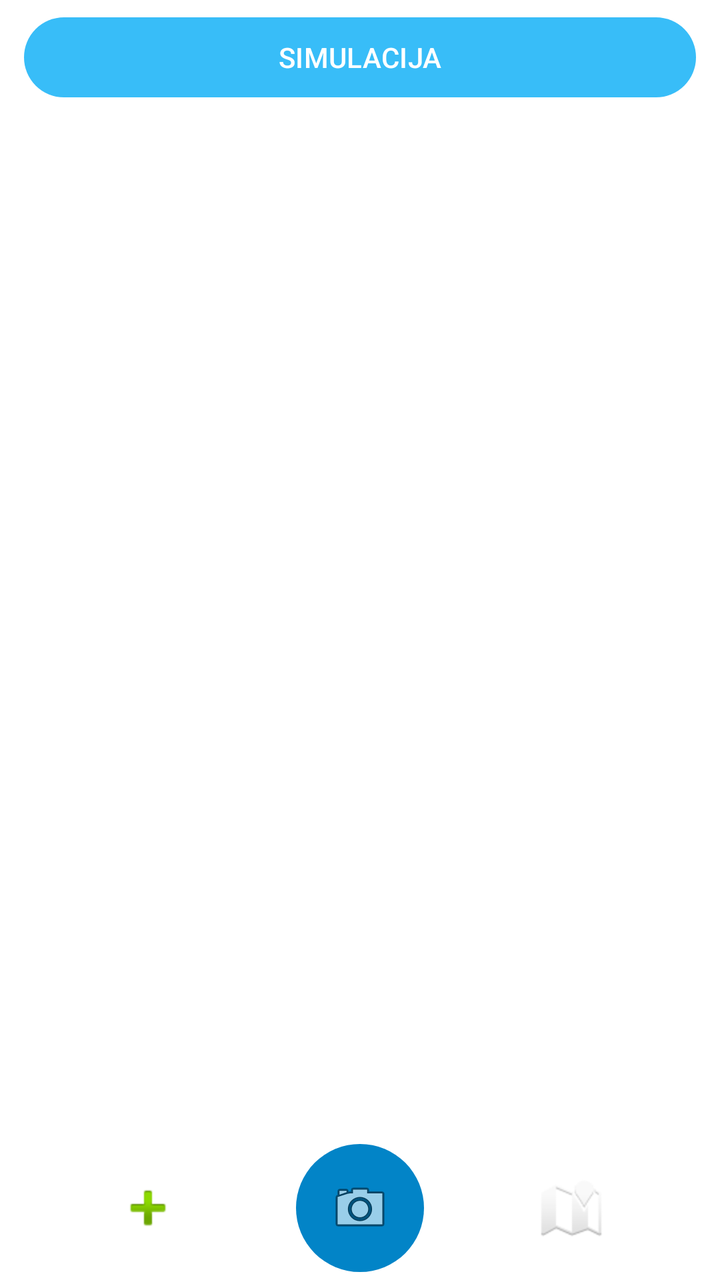
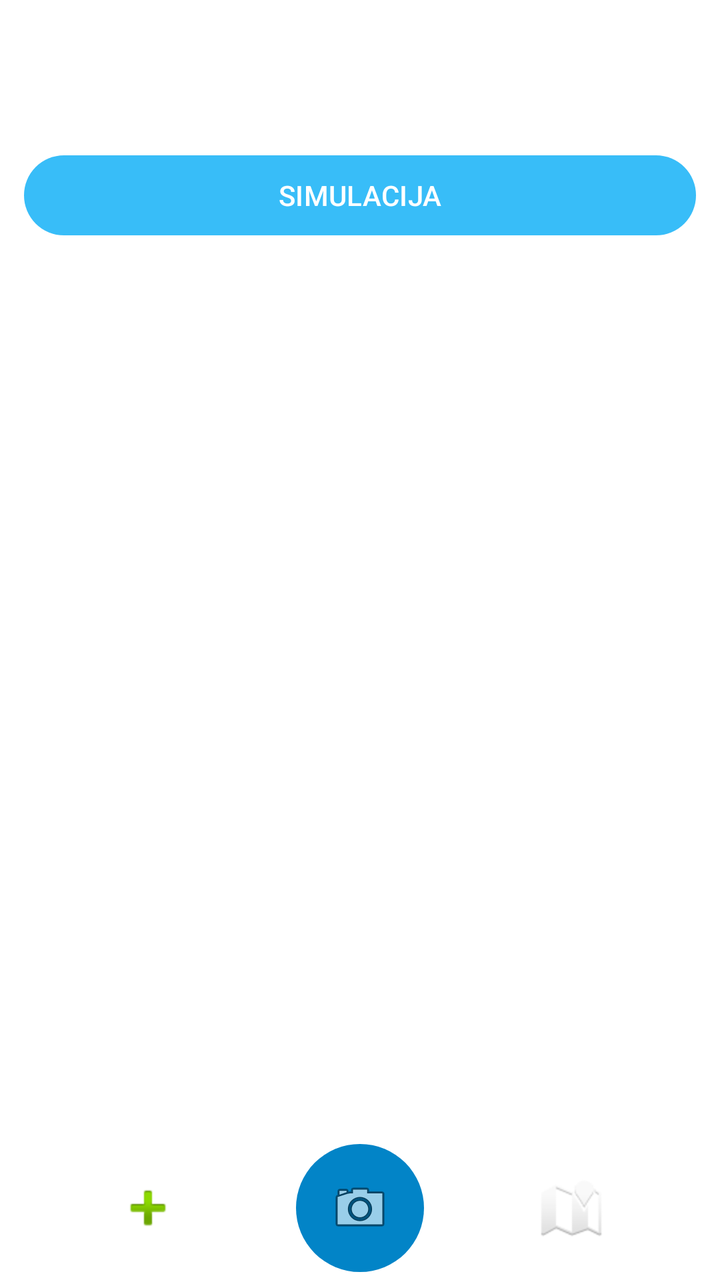

The first picture is an Android layout as it rendered before a commit; the second is the same layout after the commit. The layout source and the unified diff follow.
<!-- AndroidManifest.xml: application theme Theme.Wind -->
<!-- res/layout/activity_main.xml -->
<?xml version="1.0" encoding="utf-8"?>
<androidx.constraintlayout.widget.ConstraintLayout
    xmlns:android="http://schemas.android.com/apk/res/android"
    xmlns:app="http://schemas.android.com/apk/res-auto"
    xmlns:tools="http://schemas.android.com/tools"
    android:layout_width="match_parent"

    android:layout_height="match_parent">


    <Button
        android:id="@+id/btnGenerateEvent"
        android:layout_width="match_parent"
        android:layout_height="wrap_content"
        android:layout_margin="12dp"
        android:layout_marginTop="32dp"
        android:layout_marginBottom="16dp"
        android:text="SIMULACIJA"
        app:layout_constraintBottom_toTopOf="@+id/rvEvents"
        app:layout_constraintEnd_toEndOf="parent"
        app:layout_constraintStart_toStartOf="@+id/txtResult"
        app:layout_constraintTop_toTopOf="parent" />

    <TextView
        android:id="@+id/txtResult"
        android:layout_width="0dp"
        android:layout_height="wrap_content"
        android:layout_marginTop="24dp"
        android:padding="8dp"
        android:textSize="16sp"
        app:layout_constraintBottom_toBottomOf="@+id/btnGenerateEvent"
        app:layout_constraintEnd_toEndOf="parent"
        app:layout_constraintHorizontal_bias="0.0"
        app:layout_constraintStart_toStartOf="parent"
        app:layout_constraintTop_toTopOf="parent" />

    <include
        android:id="@+id/resultCardView"
        layout="@layout/view_result_card"
        android:layout_width="0dp"
        android:layout_height="wrap_content"
        app:layout_constraintTop_toTopOf="parent"
        app:layout_constraintBottom_toBottomOf="parent"
        app:layout_constraintStart_toStartOf="parent"
        app:layout_constraintEnd_toEndOf="parent"/>


    <androidx.recyclerview.widget.RecyclerView
        android:id="@+id/rvEvents"
        android:layout_width="0dp"
        android:layout_height="0dp"
        android:layout_marginBottom="80dp"
        app:layout_constraintBottom_toBottomOf="parent"
        app:layout_constraintEnd_toEndOf="parent"
        app:layout_constraintHorizontal_bias="0.0"
        app:layout_constraintStart_toStartOf="parent"
        app:layout_constraintTop_toBottomOf="@+id/txtResult" />

    <include
        android:id="@+id/bottomNav"
        layout="@layout/view_bottom_nav"
        android:layout_width="match_parent"
        android:layout_height="72dp"
        app:layout_constraintBottom_toBottomOf="parent"
        app:layout_constraintStart_toStartOf="parent"
        app:layout_constraintEnd_toEndOf="parent"/>


</androidx.constraintlayout.widget.ConstraintLayout>
<!-- res/layout/view_result_card.xml (included above) -->
<?xml version="1.0" encoding="utf-8"?>
<com.google.android.material.card.MaterialCardView
    xmlns:android="http://schemas.android.com/apk/res/android"
    xmlns:app="http://schemas.android.com/apk/res-auto"
    android:id="@+id/resultCard"
    android:layout_width="match_parent"
    android:layout_height="wrap_content"
    android:layout_margin="12dp"
    android:visibility="gone"
    app:cardCornerRadius="16dp"
    app:cardElevation="8dp">

    <LinearLayout
        android:layout_width="match_parent"
        android:layout_height="wrap_content"
        android:orientation="vertical"
        android:padding="16dp">

        <TextView
            android:id="@+id/txtTitle"
            android:textSize="18sp"
            android:textStyle="bold"
            android:layout_width="wrap_content"
            android:layout_height="wrap_content"/>

        <TextView
            android:id="@+id/txtBlades"
            android:layout_width="wrap_content"
            android:layout_height="wrap_content"
            android:layout_marginTop="6dp"/>

        <TextView
            android:id="@+id/txtConfidence"
            android:layout_width="wrap_content"
            android:layout_height="wrap_content"
            android:layout_marginTop="6dp"/>

    </LinearLayout>

</com.google.android.material.card.MaterialCardView>
<!-- res/layout/view_bottom_nav.xml (included above) -->
<?xml version="1.0" encoding="utf-8"?>
<androidx.constraintlayout.widget.ConstraintLayout
    xmlns:android="http://schemas.android.com/apk/res/android"
    xmlns:app="http://schemas.android.com/apk/res-auto"
    android:layout_width="match_parent"
    android:layout_height="72dp"
    android:background="@color/nav_bg">

    <ImageButton
        android:id="@+id/btnNavAdd"
        android:layout_width="48dp"
        android:layout_height="48dp"
        android:background="@android:color/transparent"
        android:src="@android:drawable/ic_input_add"
        android:scaleType="center"
        app:layout_constraintStart_toStartOf="parent"
        app:layout_constraintEnd_toStartOf="@id/btnNavCamera"
        app:layout_constraintTop_toTopOf="parent"
        app:layout_constraintBottom_toBottomOf="parent"
        app:layout_constraintHorizontal_chainStyle="spread"/>

    <ImageButton
        android:id="@+id/btnNavCamera"
        android:layout_width="64dp"
        android:layout_height="64dp"
        android:background="@drawable/bg_camera_button"
        android:src="@android:drawable/ic_menu_camera"
        android:scaleType="center"
        app:layout_constraintStart_toEndOf="@id/btnNavAdd"
        app:layout_constraintEnd_toStartOf="@id/btnNavMap"
        app:layout_constraintTop_toTopOf="parent"
        app:layout_constraintBottom_toBottomOf="parent"/>

    <ImageButton
        android:id="@+id/btnNavMap"
        android:layout_width="48dp"
        android:layout_height="48dp"
        android:background="@android:color/transparent"
        android:src="@android:drawable/ic_dialog_map"
        android:scaleType="center"
        app:layout_constraintStart_toEndOf="@id/btnNavCamera"
        app:layout_constraintEnd_toEndOf="parent"
        app:layout_constraintTop_toTopOf="parent"
        app:layout_constraintBottom_toBottomOf="parent"/>

</androidx.constraintlayout.widget.ConstraintLayout>
<!-- resources referenced by this layout -->
<resources>
  <color name="nav_bg">#FFFFFF</color>
  <!-- drawable bg_camera_button (drawable) -->
  <?xml version="1.0" encoding="utf-8"?>
  <selector xmlns:android="http://schemas.android.com/apk/res/android">
  
      <item android:state_pressed="true">
          <shape android:shape="oval">
              <solid android:color="@color/sky_blue_dark"/>
              <size
                  android:width="64dp"
                  android:height="64dp"/>
              <elevation android:value="2dp"/>
          </shape>
      </item>
  
      <item android:state_selected="true">
          <shape android:shape="oval">
              <solid android:color="@color/sky_blue"/>
              <size
                  android:width="64dp"
                  android:height="64dp"/>
              <elevation android:value="4dp"/>
          </shape>
      </item>
  
      <item>
          <shape android:shape="oval">
              <solid android:color="@color/sky_blue_dark"/>
              <size
                  android:width="64dp"
                  android:height="64dp"/>
              <elevation android:value="6dp"/>
          </shape>
      </item>
  
  </selector>
  <style name="Theme.Wind" parent="Theme.Material3.DayNight.NoActionBar">
  
          <item name="colorPrimary">@color/colorPrimary</item>
          <item name="colorOnPrimary">@color/colorBackground</item>
  
          <item name="colorSecondary">@color/colorAccent</item>
          <item name="colorOnSecondary">@color/colorBackground</item>
  
          <item name="android:colorBackground">@color/colorBackground</item>
          <item name="colorSurface">@color/colorSurface</item>
  
          <item name="android:textColorPrimary">@color/colorTextPrimary</item>
          <item name="android:textColorSecondary">@color/colorTextSecondary</item>
  
      </style>
  <color name="sky_blue_dark">#0284C7</color>
  <color name="sky_blue">#38BDF8</color>
  <color name="colorPrimary">#38BDF8</color>
  <color name="colorBackground">#FFFFFF</color>
  <color name="colorAccent">#22C55E</color>
  <color name="colorSurface">#F8FAFC</color>
  <color name="colorTextPrimary">#0F172A</color>
  <color name="colorTextSecondary">#475569</color>
</resources>

<!-- the commit's change to res/layout/activity_main.xml (unified diff, before → after) -->
@@ -13,13 +13,10 @@
         android:layout_width="match_parent"
         android:layout_height="wrap_content"
         android:layout_margin="12dp"
-        android:layout_marginTop="32dp"
-        android:layout_marginBottom="16dp"
         android:text="SIMULACIJA"
-        app:layout_constraintBottom_toTopOf="@+id/rvEvents"
         app:layout_constraintEnd_toEndOf="parent"
-        app:layout_constraintStart_toStartOf="@+id/txtResult"
-        app:layout_constraintTop_toTopOf="parent" />
+        app:layout_constraintStart_toStartOf="parent"
+        app:layout_constraintTop_toBottomOf="@+id/txtResult" />
 
     <TextView
         android:id="@+id/txtResult"
@@ -28,7 +25,6 @@
         android:layout_marginTop="24dp"
         android:padding="8dp"
         android:textSize="16sp"
-        app:layout_constraintBottom_toBottomOf="@+id/btnGenerateEvent"
         app:layout_constraintEnd_toEndOf="parent"
         app:layout_constraintHorizontal_bias="0.0"
         app:layout_constraintStart_toStartOf="parent"
@@ -54,7 +50,7 @@
         app:layout_constraintEnd_toEndOf="parent"
         app:layout_constraintHorizontal_bias="0.0"
         app:layout_constraintStart_toStartOf="parent"
-        app:layout_constraintTop_toBottomOf="@+id/txtResult" />
+        app:layout_constraintTop_toBottomOf="@+id/btnGenerateEvent" />
 
     <include
         android:id="@+id/bottomNav"
